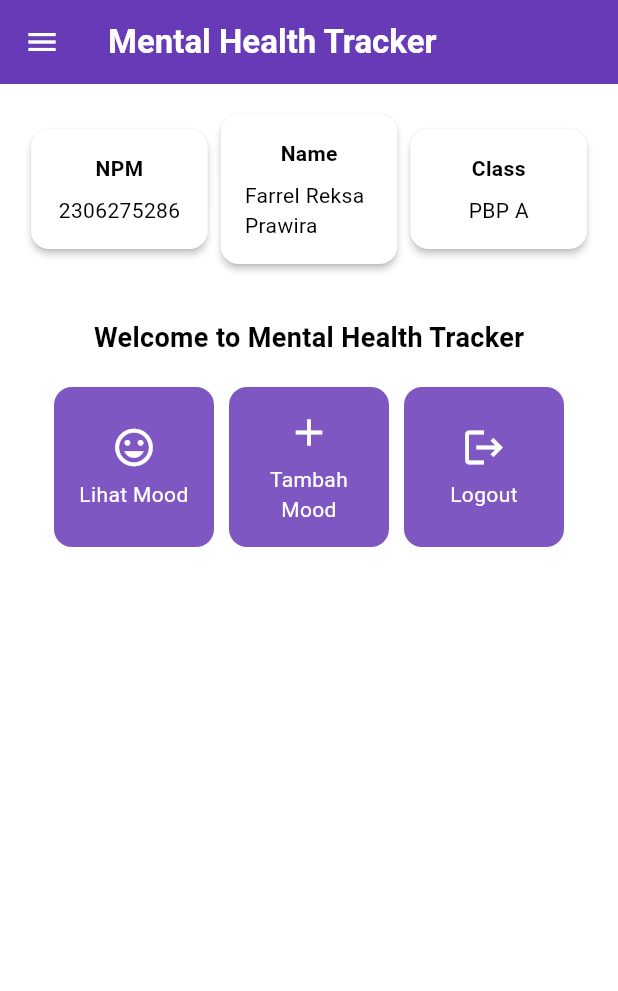
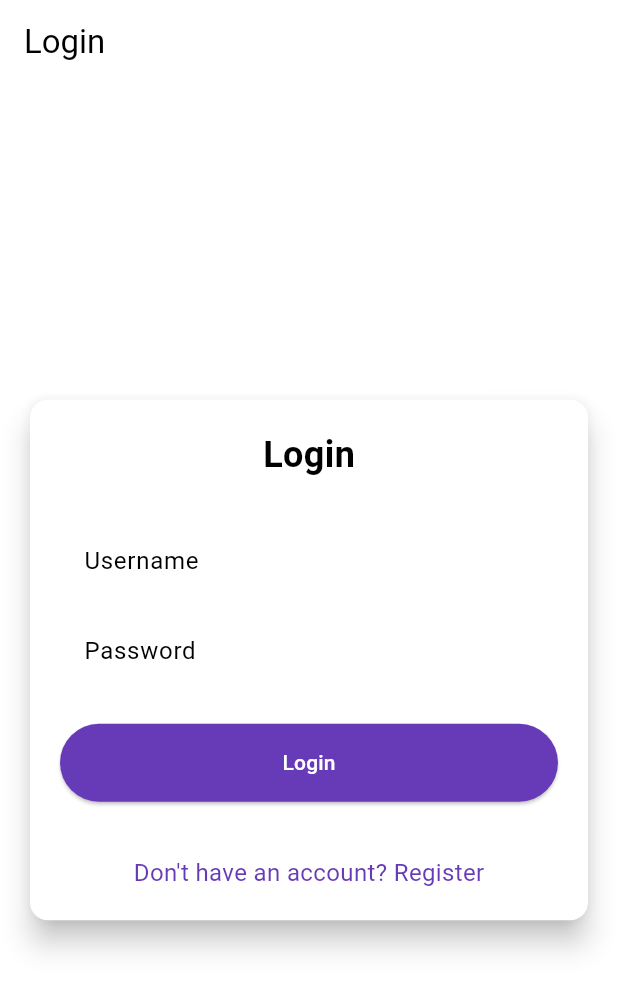
Before and after one commit to farrelrp/mental-health-tracker-mobile, a Flutter app: the screen it shows after launch, on a phone screen of 412 x 824 dp. Shown: the top 991 px of the screen. Run offline on Flutter 3.47's test engine with Material 3 defaults, Android fonts, the phone set to English and light mode, and no system bars; missing offline and left inert: pbp_django_auth.

Commit message:
tutorial 8 done

```diff
--- a/lib/main.dart
+++ b/lib/main.dart
@@ -1,6 +1,8 @@
 import 'package:flutter/material.dart';
+import 'package:mental_health_tracker/screens/login.dart';
 import 'package:mental_health_tracker/screens/menu.dart';
-import 'package:mental_health_tracker/screens/moodentry_form.dart';
+import 'package:pbp_django_auth/pbp_django_auth.dart';
+import 'package:provider/provider.dart';
 
 void main() {
   runApp(const MyApp());
@@ -9,33 +11,23 @@ void main() {
 class MyApp extends StatelessWidget {
   const MyApp({super.key});
 
-  // This widget is the root of your application.
   @override
   Widget build(BuildContext context) {
-    return MaterialApp(
-      title: 'Flutter Demo',
-      theme: ThemeData(
-        // This is the theme of your application.
-        //
-        // TRY THIS: Try running your application with "flutter run". You'll see
-        // the application has a purple toolbar. Then, without quitting the app,
-        // try changing the seedColor in the colorScheme below to Colors.green
-        // and then invoke "hot reload" (save your changes or press the "hot
-        // reload" button in a Flutter-supported IDE, or press "r" if you used
-        // the command line to start the app).
-        //
-        // Notice that the counter didn't reset back to zero; the application
-        // state is not lost during the reload. To reset the state, use hot
-        // restart instead.
-        //
-        // This works for code too, not just values: Most code changes can be
-        // tested with just a hot reload.
-
-        colorScheme: ColorScheme.fromSwatch(
-        primarySwatch: Colors.deepPurple,
-        ).copyWith(secondary: Colors.deepPurple[400]),
+    return Provider(
+      create: (_) {
+        CookieRequest request = CookieRequest();
+        return request;
+      },
+      child: MaterialApp(
+        title: 'Mental Health Tracker',
+        theme: ThemeData(
+          useMaterial3: true,
+          colorScheme: ColorScheme.fromSwatch(
+            primarySwatch: Colors.deepPurple,
+          ).copyWith(secondary: Colors.deepPurple[400]),
+        ),
+        home: const LoginPage(),
       ),
-      home: MyHomePage(),
     );
   }
 }
--- /dev/null
+++ b/lib/screens/login.dart
@@ -0,0 +1,179 @@
+import 'package:mental_health_tracker/screens/menu.dart';
+import 'package:flutter/material.dart';
+import 'package:pbp_django_auth/pbp_django_auth.dart';
+import 'package:provider/provider.dart';
+import 'package:mental_health_tracker/screens/register.dart';
+void main() {
+  runApp(const LoginApp());
+}
+
+class LoginApp extends StatelessWidget {
+  const LoginApp({super.key});
+
+  @override
+  Widget build(BuildContext context) {
+    return MaterialApp(
+      title: 'Login',
+      theme: ThemeData(
+        useMaterial3: true,
+        colorScheme: ColorScheme.fromSwatch(
+          primarySwatch: Colors.deepPurple,
+        ).copyWith(secondary: Colors.deepPurple[400]),
+      ),
+      home: const LoginPage(),
+    );
+  }
+}
+
+class LoginPage extends StatefulWidget {
+  const LoginPage({super.key});
+
+  @override
+  State<LoginPage> createState() => _LoginPageState();
+}
+
+class _LoginPageState extends State<LoginPage> {
+  final TextEditingController _usernameController = TextEditingController();
+  final TextEditingController _passwordController = TextEditingController();
+
+  @override
+  Widget build(BuildContext context) {
+    final request = context.watch<CookieRequest>();
+
+    return Scaffold(
+      appBar: AppBar(
+        title: const Text('Login'),
+      ),
+      body: Center(
+        child: SingleChildScrollView(
+          padding: const EdgeInsets.all(16.0),
+          child: Card(
+            elevation: 8,
+            shape: RoundedRectangleBorder(
+              borderRadius: BorderRadius.circular(12.0),
+            ),
+            child: Padding(
+              padding: const EdgeInsets.all(20.0),
+              child: Column(
+                mainAxisSize: MainAxisSize.min,
+                children: [
+                  const Text(
+                    'Login',
+                    style: TextStyle(
+                      fontSize: 24.0,
+                      fontWeight: FontWeight.bold,
+                    ),
+                  ),
+                  const SizedBox(height: 30.0),
+                  TextField(
+                    controller: _usernameController,
+                    decoration: const InputDecoration(
+                      labelText: 'Username',
+                      hintText: 'Enter your username',
+                      border: OutlineInputBorder(
+                        borderRadius: BorderRadius.all(Radius.circular(12.0)),
+                      ),
+                      contentPadding:
+                          EdgeInsets.symmetric(horizontal: 12.0, vertical: 8.0),
+                    ),
+                  ),
+                  const SizedBox(height: 12.0),
+                  TextField(
+                    controller: _passwordController,
+                    decoration: const InputDecoration(
+                      labelText: 'Password',
+                      hintText: 'Enter your password',
+                      border: OutlineInputBorder(
+                        borderRadius: BorderRadius.all(Radius.circular(12.0)),
+                      ),
+                      contentPadding:
+                          EdgeInsets.symmetric(horizontal: 12.0, vertical: 8.0),
+                    ),
+                    obscureText: true,
+                  ),
+                  const SizedBox(height: 24.0),
+                  ElevatedButton(
+                    onPressed: () async {
+                      String username = _usernameController.text;
+                      String password = _passwordController.text;
+
+                      // Cek kredensial
+                      // Untuk menyambungkan Android emulator dengan Django pada localhost,
+                      // gunakan URL http://10.0.2.2/
+                      final response = await request
+                          .login("http://127.0.0.1:8000/auth/login/", {
+                        'username': username,
+                        'password': password,
+                      });
+
+                      if (request.loggedIn) {
+                        String message = response['message'];
+                        String uname = response['username'];
+                        if (context.mounted) {
+                          Navigator.pushReplacement(
+                            context,
+                            MaterialPageRoute(
+                                builder: (context) => MyHomePage()),
+                          );
+                          ScaffoldMessenger.of(context)
+                            ..hideCurrentSnackBar()
+                            ..showSnackBar(
+                              SnackBar(
+                                  content:
+                                      Text("$message Selamat datang, $uname.")),
+                            );
+                        }
+                      } else {
+                        if (context.mounted) {
+                          showDialog(
+                            context: context,
+                            builder: (context) => AlertDialog(
+                              title: const Text('Login Gagal'),
+                              content: Text(response['message']),
+                              actions: [
+                                TextButton(
+                                  child: const Text('OK'),
+                                  onPressed: () {
+                                    Navigator.pop(context);
+                                  },
+                                ),
+                              ],
+                            ),
+                          );
+                        }
+                      }
+                    },
+                    style: ElevatedButton.styleFrom(
+                      foregroundColor: Colors.white,
+                      minimumSize: Size(double.infinity, 50),
+                      backgroundColor: Theme.of(context).colorScheme.primary,
+                      padding: const EdgeInsets.symmetric(vertical: 16.0),
+                    ),
+                    child: const Text('Login'),
+                  ),
+                  const SizedBox(height: 36.0),
+                  GestureDetector(
+                    onTap: () {
+                      Navigator.push(
+                        context,
+                        MaterialPageRoute(
+                            builder: (context) => const RegisterPage()),
+                      );
+                    },
+                    child: Text(
+                      'Don\'t have an account? Register',
+                      style: TextStyle(
+                        color: Theme.of(context).colorScheme.primary,
+                        fontSize: 16.0,
+                      ),
+                    ),
+                  ),
+                ],
+              ),
+            ),
+          ),
+        ),
+      ),
+    );
+  }
+}
--- a/lib/screens/menu.dart
+++ b/lib/screens/menu.dart
@@ -1,6 +1,5 @@
 import 'package:flutter/material.dart';
 import 'package:mental_health_tracker/widgets/left_drawer.dart';
-import 'package:mental_health_tracker/screens/moodentry_form.dart';
 import 'package:mental_health_tracker/widgets/mood_card.dart';
 
 class MyHomePage extends StatelessWidget {
--- a/pubspec.yaml
+++ b/pubspec.yaml
@@ -35,6 +35,9 @@ dependencies:
   # The following adds the Cupertino Icons font to your application.
   # Use with the CupertinoIcons class for iOS style icons.
   cupertino_icons: ^1.0.8
+  provider: ^6.1.2
+  pbp_django_auth: ^0.4.0
+  http: ^1.2.2
 
 dev_dependencies:
   flutter_test:
```
Also changed, not shown: lib/models/mood_entry.dart (added, +65 -0 lines), lib/screens/list_moodentry.dart (added, +89 -0 lines), lib/screens/moodentry_form.dart (+37 -33 lines), lib/screens/register.dart (added, +165 -0 lines), lib/widgets/left_drawer.dart (+18 -6 lines), lib/widgets/mood_card.dart (+34 -4 lines), pubspec.lock, 2 other files.
